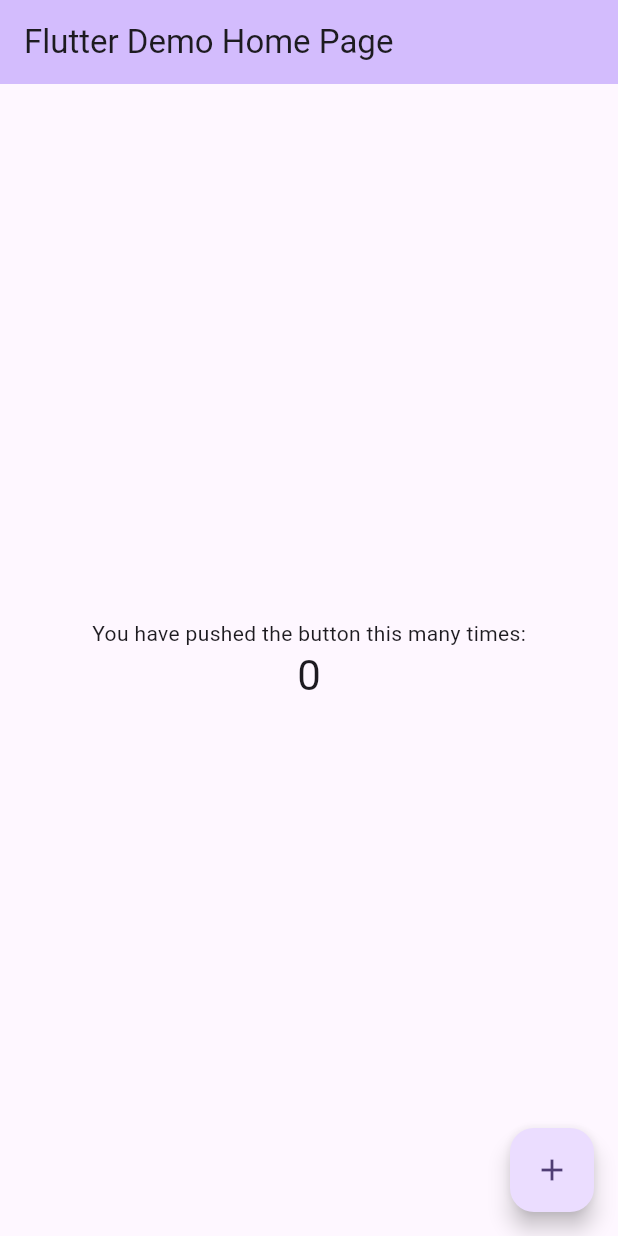
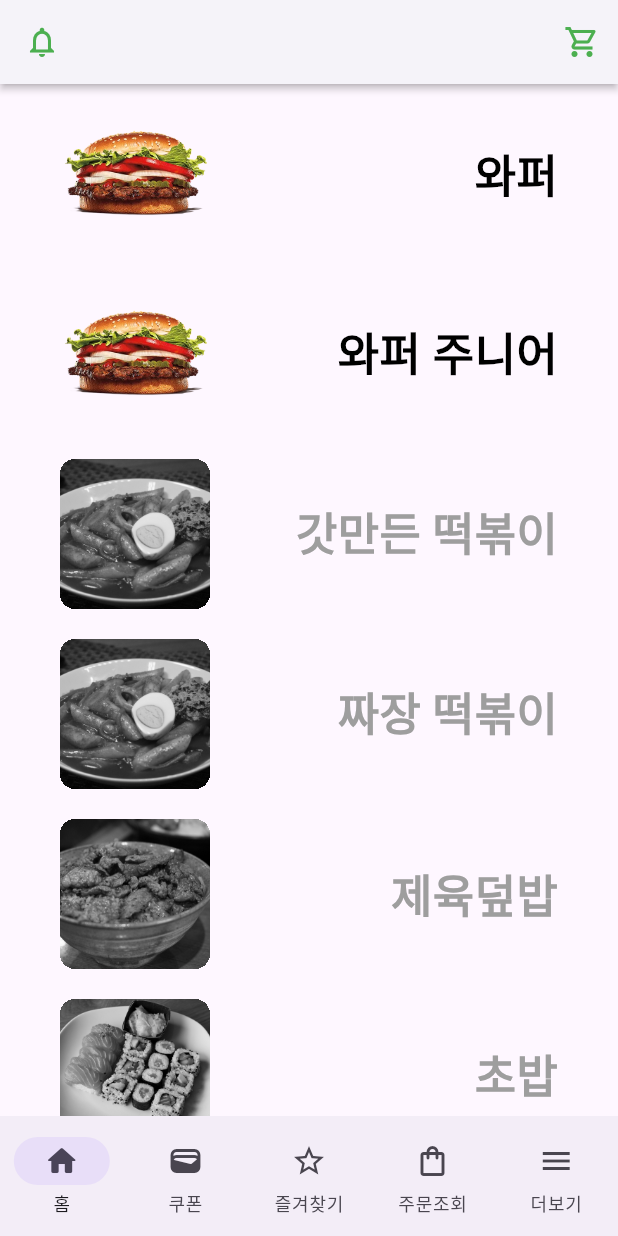
Before and after one commit to hanskim431/handong-eats-FE, a Flutter app: the screen it shows after launch, on a phone screen of 412 x 824 dp. Run offline on Flutter 3.47's test engine with Material 3 defaults, Android fonts, the phone set to English and light mode, and no system bars.

Commit message:
🚧 (홈) 주문 화면 구현 중

```diff
--- a/lib/main.dart
+++ b/lib/main.dart
@@ -1,125 +1,19 @@
 import 'package:flutter/material.dart';
+import 'package:handong_eats/screen/home/home_screen.dart';
+import 'package:handong_eats/screen/main_screen.dart';
 
 void main() {
-  runApp(const MyApp());
+  runApp(const App());
 }
 
-class MyApp extends StatelessWidget {
-  const MyApp({super.key});
+class App extends StatelessWidget {
+  const App({super.key});
 
-  // This widget is the root of your application.
   @override
   Widget build(BuildContext context) {
-    return MaterialApp(
-      title: 'Flutter Demo',
-      theme: ThemeData(
-        // This is the theme of your application.
-        //
-        // TRY THIS: Try running your application with "flutter run". You'll see
-        // the application has a purple toolbar. Then, without quitting the app,
-        // try changing the seedColor in the colorScheme below to Colors.green
-        // and then invoke "hot reload" (save your changes or press the "hot
-        // reload" button in a Flutter-supported IDE, or press "r" if you used
-        // the command line to start the app).
-        //
-        // Notice that the counter didn't reset back to zero; the application
-        // state is not lost during the reload. To reset the state, use hot
-        // restart instead.
-        //
-        // This works for code too, not just values: Most code changes can be
-        // tested with just a hot reload.
-        colorScheme: ColorScheme.fromSeed(seedColor: Colors.deepPurple),
-        useMaterial3: true,
-      ),
-      home: const MyHomePage(title: 'Flutter Demo Home Page'),
+    return const MaterialApp(
+      debugShowCheckedModeBanner: false,
+      home: MainScreen(),
     );
   }
 }
-
-class MyHomePage extends StatefulWidget {
-  const MyHomePage({super.key, required this.title});
-
-  // This widget is the home page of your application. It is stateful, meaning
-  // that it has a State object (defined below) that contains fields that affect
-  // how it looks.
-
-  // This class is the configuration for the state. It holds the values (in this
-  // case the title) provided by the parent (in this case the App widget) and
-  // used by the build method of the State. Fields in a Widget subclass are
-  // always marked "final".
-
-  final String title;
-
-  @override
-  State<MyHomePage> createState() => _MyHomePageState();
-}
-
-class _MyHomePageState extends State<MyHomePage> {
-  int _counter = 0;
-
-  void _incrementCounter() {
-    setState(() {
-      // This call to setState tells the Flutter framework that something has
-      // changed in this State, which causes it to rerun the build method below
-      // so that the display can reflect the updated values. If we changed
-      // _counter without calling setState(), then the build method would not be
-      // called again, and so nothing would appear to happen.
-      _counter++;
-    });
-  }
-
-  @override
-  Widget build(BuildContext context) {
-    // This method is rerun every time setState is called, for instance as done
-    // by the _incrementCounter method above.
-    //
-    // The Flutter framework has been optimized to make rerunning build methods
-    // fast, so that you can just rebuild anything that needs updating rather
-    // than having to individually change instances of widgets.
-    return Scaffold(
-      appBar: AppBar(
-        // TRY THIS: Try changing the color here to a specific color (to
-        // Colors.amber, perhaps?) and trigger a hot reload to see the AppBar
-        // change color while the other colors stay the same.
-        backgroundColor: Theme.of(context).colorScheme.inversePrimary,
-        // Here we take the value from the MyHomePage object that was created by
-        // the App.build method, and use it to set our appbar title.
-        title: Text(widget.title),
-      ),
-      body: Center(
-        // Center is a layout widget. It takes a single child and positions it
-        // in the middle of the parent.
-        child: Column(
-          // Column is also a layout widget. It takes a list of children and
-          // arranges them vertically. By default, it sizes itself to fit its
-          // children horizontally, and tries to be as tall as its parent.
-          //
-          // Column has various properties to control how it sizes itself and
-          // how it positions its children. Here we use mainAxisAlignment to
-          // center the children vertically; the main axis here is the vertical
-          // axis because Columns are vertical (the cross axis would be
-          // horizontal).
-          //
-          // TRY THIS: Invoke "debug painting" (choose the "Toggle Debug Paint"
-          // action in the IDE, or press "p" in the console), to see the
-          // wireframe for each widget.
-          mainAxisAlignment: MainAxisAlignment.center,
-          children: <Widget>[
-            const Text(
-              'You have pushed the button this many times:',
-            ),
-            Text(
-              '$_counter',
-              style: Theme.of(context).textTheme.headlineMedium,
-            ),
-          ],
-        ),
-      ),
-      floatingActionButton: FloatingActionButton(
-        onPressed: _incrementCounter,
-        tooltip: 'Increment',
-        child: const Icon(Icons.add),
-      ), // This trailing comma makes auto-formatting nicer for build methods.
-    );
-  }
-}
--- /dev/null
+++ b/lib/screen/home/home_screen.dart
@@ -0,0 +1,93 @@
+import 'package:flutter/material.dart';
+
+class HomeScreen extends StatelessWidget {
+  const HomeScreen({super.key});
+
+  final List<Map<String, String>> foodItems = const [
+    {'image': 'assets/images/whopper.png', 'name': '와퍼'},
+    {'image': 'assets/images/whopper.png', 'name': '와퍼 주니어'},
+    {'image': 'assets/images/tteokbokki.jpg', 'name': '갓만든 떡볶이'},
+    {'image': 'assets/images/tteokbokki.jpg', 'name': '짜장 떡볶이'},
+    {'image': 'assets/images/jae-yuk.jpg', 'name': '제육덮밥'},
+    {'image': 'assets/images/sushi.jpg', 'name': '초밥'},
+    {'image': 'assets/images/chicken-salad.jpg', 'name': '닭가슴살 샐러드'},
+  ];
+
+  @override
+  Widget build(BuildContext context) {
+    return Padding(
+      padding: const EdgeInsets.symmetric(horizontal: 20),
+      child: ListView.builder(
+        itemCount: foodItems.length,
+        itemBuilder: (context, index) {
+          final foodItem = foodItems[index];
+          final imagePath = foodItem['image']!;
+
+          // 클릭 가능한 항목 결정
+          bool isClickable = index < 2;
+
+          return Padding(
+            padding: const EdgeInsets.symmetric(vertical: 5),
+            child: Container(
+              clipBehavior: Clip.hardEdge,
+              decoration: const BoxDecoration(
+                borderRadius: BorderRadius.all(Radius.circular(10)),
+              ),
+              padding: const EdgeInsets.symmetric(horizontal: 20, vertical: 5),
+              child: GestureDetector(
+                onTap: isClickable
+                    ? () {
+                        // 클릭 가능한 항목에서 클릭 이벤트 처리
+                        print("클릭된 항목: ${foodItem['name']}");
+                      }
+                    : null, // 비클릭 항목에서는 아무 동작도 하지 않음
+                child: Row(
+                  crossAxisAlignment: CrossAxisAlignment.center,
+                  mainAxisAlignment: MainAxisAlignment.spaceBetween,
+                  children: [
+                    Container(
+                      clipBehavior: Clip.hardEdge,
+                      decoration: const BoxDecoration(
+                        borderRadius: BorderRadius.all(Radius.circular(10)),
+                      ),
+                      height: 100,
+                      width: 100,
+                      // 이미지에 컬러 필터 적용
+                      child: ColorFiltered(
+                        colorFilter: isClickable
+                            ? const ColorFilter.mode(
+                                Colors.transparent, BlendMode.multiply)
+                            : const ColorFilter.mode(
+                                Colors.grey, BlendMode.saturation), // 흑백 필터
+                        child: Image.asset(
+                          imagePath,
+                          fit: BoxFit.cover,
+                          errorBuilder: (context, error, stackTrace) =>
+                              const Icon(
+                            Icons.fastfood_outlined,
+                            size: 80,
+                          ),
+                        ),
+                      ),
+                    ),
+                    Text(
+                      foodItem['name']!,
+                      style: TextStyle(
+                        fontSize: 30,
+                        fontWeight: FontWeight.bold,
+                        color: isClickable
+                            ? Colors.black
+                            : Colors.grey, // 클릭 가능 여부에 따른 텍스트 색상 변경
+                      ),
+                      textAlign: TextAlign.right,
+                    ),
+                  ],
+                ),
+              ),
+            ),
+          );
+        },
+      ),
+    );
+  }
+}
--- /dev/null
+++ b/lib/screen/main_screen.dart
@@ -0,0 +1,92 @@
+import 'package:flutter/material.dart';
+import 'package:handong_eats/screen/home/home_screen.dart';
+
+class MainScreen extends StatefulWidget {
+  const MainScreen({super.key});
+
+  @override
+  State<MainScreen> createState() => _MainScreenState();
+}
+
+class _MainScreenState extends State<MainScreen> {
+  int selectedIndex = 0;
+
+  // 각 페이지에 보여줄 위젯들 정의
+  final List<Widget> pages = [
+    const HomeScreen(),
+    const Center(child: Text('Likes Page')),
+    const Center(child: Text('Search Page')),
+    const Center(child: Text('Profile Page')),
+    const Center(child: Text('More Page')),
+  ];
+
+  @override
+  Widget build(BuildContext context) {
+    return Scaffold(
+      appBar: AppBar(
+        centerTitle: true,
+        elevation: 2,
+        shadowColor: Colors.black,
+        backgroundColor: Colors.white,
+        foregroundColor: Colors.green,
+        leading: IconButton(
+          icon: const Icon(Icons.notifications_none),
+          onPressed: () {
+            ScaffoldMessenger.of(context).showSnackBar(
+              const SnackBar(content: Text('Notification Clicked')),
+            );
+          },
+        ),
+        actions: [
+          IconButton(
+            icon: const Icon(Icons.shopping_cart_outlined),
+            onPressed: () {
+              ScaffoldMessenger.of(context).showSnackBar(
+                const SnackBar(content: Text('Cart Clicked')),
+              );
+            },
+          ),
+        ],
+      ),
+      body: pages[selectedIndex],
+      bottomNavigationBar: NavigationBar(
+        animationDuration: const Duration(seconds: 1),
+        selectedIndex: selectedIndex,
+        onDestinationSelected: (index) {
+          setState(() {
+            selectedIndex = index;
+          });
+        },
+        destinations: _navBarItems,
+      ),
+    );
+  }
+}
+
+const _navBarItems = [
+  NavigationDestination(
+    icon: Icon(Icons.home_outlined),
+    selectedIcon: Icon(Icons.home_rounded),
+    label: '홈',
+  ),
+  NavigationDestination(
+    icon: Icon(Icons.wallet_outlined),
+    selectedIcon: Icon(Icons.wallet),
+    label: '쿠폰',
+  ),
+  NavigationDestination(
+    icon: Icon(Icons.star_border_outlined),
+    selectedIcon: Icon(Icons.star),
+    label: '즐겨찾기',
+  ),
+  NavigationDestination(
+    icon: Icon(Icons.shopping_bag_outlined),
+    selectedIcon: Icon(Icons.shopping_bag),
+    label: '주문조회',
+  ),
+  NavigationDestination(
+    icon: Icon(Icons.menu),
+    selectedIcon: Icon(Icons.menu),
+    label: '더보기',
+  ),
+];
```
Also changed, not shown: pubspec.yaml (+9 -6 lines), assets/images/chicken-salad.jpg (added), assets/images/jae-yuk.jpg (added), assets/images/sushi.jpg (added), assets/images/tteokbokki.jpg (added), assets/images/whopper.png (added), assets/images/whopper.webp (added), lib/screen/home/menu_screen.dart (added), pubspec.lock.
